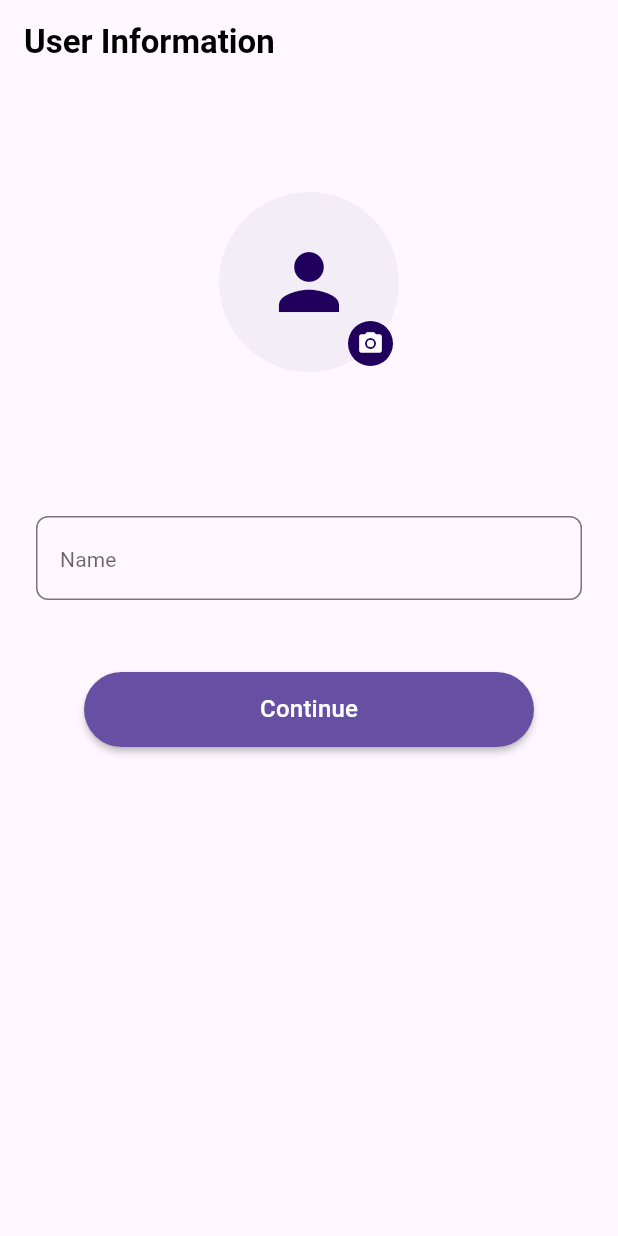
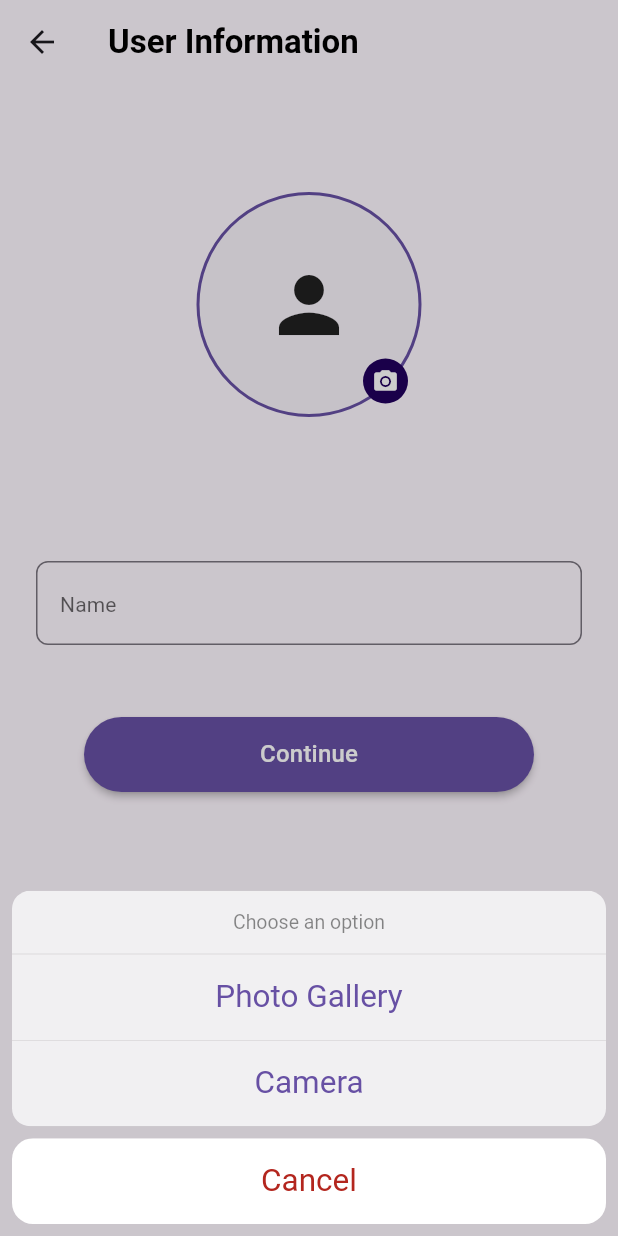
Before and after one commit to Naser-Sami/chatter, a Flutter app: the UserInformationScreen screen opened by its route, after a tap on the "camera alt" icon, on a phone screen of 412 x 824 dp. Run offline on Flutter 3.47's test engine with Material 3 defaults, Android fonts, the phone set to English and light mode, and no system bars; our stand-ins replace cloud_firestore, country_picker, delightful_toast, dio, equatable, firebase_auth and 14 more; accounts and stored records are empty.

Commit message:
C H A T T E R

```diff
--- a/lib/app/bloc_providers.dart
+++ b/lib/app/bloc_providers.dart
@@ -13,4 +13,7 @@ final providers = [
   BlocProvider<CountryPickerCubit>(
     create: (context) => sl<CountryPickerCubit>(),
   ),
+  BlocProvider<ImageCubit>(
+    create: (context) => sl<ImageCubit>(),
+  ),
 ];
--- a/lib/config/common/styles/_styles.dart
+++ b/lib/config/common/styles/_styles.dart
@@ -1 +1,2 @@
 export 'neumorphism/_neumorphism.dart';
+export 'back_arrow/_back_arrow.dart';
--- /dev/null
+++ b/lib/config/common/styles/back_arrow/_back_arrow.dart
@@ -0,0 +1,23 @@
+import 'package:flutter/material.dart';
+
+import '/core/_core.dart';
+
+class BackArrowWidget extends StatelessWidget {
+  const BackArrowWidget({super.key, required this.onPressed});
+
+  final void Function()? onPressed;
+
+  @override
+  Widget build(BuildContext context) {
+    return IconButton(
+      onPressed: onPressed,
+      icon: TDeviceUtils.isIOS()
+          ? const Icon(
+              Icons.arrow_back_ios_new,
+            )
+          : const Icon(
+              Icons.arrow_back,
+            ),
+    );
+  }
+}
--- a/lib/config/components/_components.dart
+++ b/lib/config/components/_components.dart
@@ -1,3 +1,4 @@
-export 'icon_with_text_component.dart';
 export 'error/error_page.dart';
 export 'layouts/_layouts.dart';
+export 'dialogs/_dialogs.dart';
+export 'icon_with_text_component.dart';
--- /dev/null
+++ b/lib/config/components/dialogs/_dialogs.dart
@@ -0,0 +1,2 @@
+export 'show_country_picker_bottom_sheet.dart';
+export 'image_picker/_image_picker.dart';
--- /dev/null
+++ b/lib/config/components/dialogs/image_picker/_image_picker.dart
@@ -0,0 +1,2 @@
+export 'image_picker_bottom_sheet.dart';
+export 'cubit/image_picker_cubit.dart';
--- /dev/null
+++ b/lib/config/components/dialogs/image_picker/cubit/image_picker_state.dart
@@ -0,0 +1,16 @@
+part of 'image_picker_cubit.dart';
+
+// State for ImageCubit
+abstract class ImageState {}
+
+class ImageInitial extends ImageState {}
+
+class ImageSelected extends ImageState {
+  final File image;
+  ImageSelected(this.image);
+}
+
+class ImageError extends ImageState {
+  final String message;
+  ImageError(this.message);
+}
--- /dev/null
+++ b/lib/config/components/dialogs/image_picker/image_picker_bottom_sheet.dart
@@ -0,0 +1,46 @@
+// Function to show options for image source selection
+import 'package:flutter/cupertino.dart';
+import 'package:flutter/material.dart';
+import 'package:flutter_bloc/flutter_bloc.dart';
+
+import '/config/_config.dart';
+
+Future<void> showImagePickerOptions(BuildContext context) async {
+  showCupertinoModalPopup(
+    context: context,
+    builder: (context) => CupertinoActionSheet(
+      title: const TextWidget('Choose an option'),
+      actions: [
+        CupertinoActionSheetAction(
+          child: const Text('Photo Gallery'),
+          onPressed: () {
+            // Close the options modal
+            Navigator.of(context).pop();
+            // Get image from gallery using Cubit
+            context.read<ImageCubit>().getImageFromGallery();
+          },
+        ),
+        CupertinoActionSheetAction(
+          child: const TextWidget('Camera'),
+          onPressed: () {
+            // Close the options modal
+            Navigator.of(context).pop();
+            // Get image from camera using Cubit
+            context.read<ImageCubit>().getImageFromCamera();
+          },
+        ),
+      ],
+      cancelButton: CupertinoActionSheetAction(
+        child: TextWidget(
+          'Cancel',
+          style: TextStyle(
+            color: Theme.of(context).colorScheme.error,
+          ),
+        ),
+        onPressed: () {
+          Navigator.of(context).pop();
+        },
+      ),
+    ),
+  );
+}
--- a/lib/core/services/di/di.dart
+++ b/lib/core/services/di/di.dart
@@ -36,6 +36,10 @@ class DI {
       () => LoginCubit(),
     );
 
+    sl.registerLazySingleton<ImageCubit>(
+      () => ImageCubit(),
+    );
+
     // LOCAL STORAGE
 
     // Firebase
--- a/lib/features/authentication/data/repo_impl/firebase_auth_service.dart
+++ b/lib/features/authentication/data/repo_impl/firebase_auth_service.dart
@@ -38,11 +38,7 @@ class FirebaseAuthService implements IFirebaseAuthService {
         codeAutoRetrievalTimeout: (String verificationId) {},
       );
     } catch (e) {
-      THelperFunctions.showToastBar(
-        NavigationService.navigatorKey.currentContext!,
-        color: Theme.of(NavigationService.navigatorKey.currentContext!).colorScheme.errorContainer,
-        TextWidget(e.toString()),
-      );
+      throw Exception(e.toString());
     }
   }
 
--- a/lib/features/authentication/presentation/controllers/bloc/authentication_bloc.dart
+++ b/lib/features/authentication/presentation/controllers/bloc/authentication_bloc.dart
@@ -16,10 +16,10 @@ class AuthenticationBloc extends Bloc<AuthenticationEvent, AuthenticationState>
     on<OtpVerificationSuccessEvent>(_onSuccess);
   }
 
-  void _onLoginButtonPressed(LoginButtonPressedEvent event, Emitter<AuthenticationState> emit) {
+  Future<void> _onLoginButtonPressed(LoginButtonPressedEvent event, Emitter<AuthenticationState> emit) async {
     emit(LoginLoading());
     try {
-      firebaseAuthService.signInWithPhoneNumber(event.phoneNumber);
+      await firebaseAuthService.signInWithPhoneNumber(event.phoneNumber);
       emit(LoginSuccess());
     } catch (e) {
       emit(LoginFailure(error: e.toString()));
--- a/lib/features/authentication/presentation/screen/user_information.dart
+++ b/lib/features/authentication/presentation/screen/user_information.dart
@@ -3,6 +3,7 @@ import 'package:rounded_loading_button_plus/rounded_loading_button.dart';
 
 import '/core/_core.dart';
 import '/config/_config.dart';
+import '/features/_features.dart';
 
 class UserInformationScreen extends StatefulWidget {
   const UserInformationScreen({super.key});
@@ -34,6 +35,9 @@ class _UserInformationScreenState extends State<UserInformationScreen> {
     return Scaffold(
       appBar: AppBar(
         automaticallyImplyLeading: false,
+        leading: BackArrowWidget(
+          onPressed: () => Navigator.pop(context),
+        ),
         title: Text(
           'User Information',
           style: Theme.of(context).textTheme.titleLarge,
@@ -48,39 +52,7 @@ class _UserInformationScreenState extends State<UserInformationScreen> {
               crossAxisAlignment: CrossAxisAlignment.center,
               children: [
                 TSize.s48.toHeight,
-                Stack(
-                  children: [
-                    CircleAvatar(
-                      radius: 60,
-                      backgroundColor: context.theme.colorScheme.surfaceContainer,
-                      child: const Icon(
-                        Icons.person,
-                        size: 60,
-                      ),
-                    ),
-                    Positioned(
-                      bottom: -5,
-                      right: -5,
-                      child: IconButton(
-                        onPressed: () {},
-                        padding: EdgeInsets.zero,
-                        icon: Container(
-                          height: 30,
-                          width: 30,
-                          decoration: BoxDecoration(
-                            color: context.theme.colorScheme.onPrimaryContainer,
-                            shape: BoxShape.circle,
-                          ),
-                          child: Icon(
-                            Icons.camera_alt,
-                            size: 18,
-                            color: context.theme.colorScheme.onPrimary,
-                          ),
-                        ),
-                      ),
-                    ),
-                  ],
-                ),
+                const ProfileImagePickerWidget(),
                 TSize.s96.toHeight,
                 TextFormField(
                   controller: _nameController,
--- a/lib/features/authentication/presentation/widgets/_widgets.dart
+++ b/lib/features/authentication/presentation/widgets/_widgets.dart
@@ -1 +1,2 @@
 export 'login_widgets/_login_widgets.dart';
+export 'profile_image_picker.dart';
--- a/lib/features/authentication/presentation/widgets/login_widgets/login_forms_widget.dart
+++ b/lib/features/authentication/presentation/widgets/login_widgets/login_forms_widget.dart
@@ -59,7 +59,7 @@ class _LoginFormsWidgetState extends State<LoginFormsWidget> {
             alignment: Alignment.center,
             width: TSize.s48 * 1.65,
             child: InkWell(
-              onTap: () => TFunctions.showCountryPickerBottomSheet(context),
+              onTap: () => showCountryPickerBottomSheet(context),
               child: BlocBuilder<CountryPickerCubit, Country>(
                 builder: (context, state) {
                   phoneCode = state.phoneCode;
--- /dev/null
+++ b/lib/features/authentication/presentation/widgets/profile_image_picker.dart
@@ -0,0 +1,100 @@
+import 'package:flutter/material.dart';
+import 'package:flutter_bloc/flutter_bloc.dart';
+
+import '/core/_core.dart';
+import '/config/_config.dart';
+
+class ProfileImagePickerWidget extends StatelessWidget {
+  const ProfileImagePickerWidget({
+    super.key,
+  });
+
+  @override
+  Widget build(BuildContext context) {
+    return Stack(
+      children: [
+        BlocBuilder<ImageCubit, ImageState>(
+          builder: (context, state) {
+            if (state is ImageInitial) {
+              return Container(
+                width: 150,
+                height: 150,
+                decoration: BoxDecoration(
+                  color: context.theme.colorScheme.surfaceContainerLow,
+                  borderRadius: BorderRadius.circular(100),
+                  border: Border.all(
+                    color: context.theme.colorScheme.primary,
+                    width: 2,
+                  ),
+                ),
+                child: const Icon(
+                  Icons.person,
+                  size: 60,
+                ),
+              );
+            } else if (state is ImageSelected) {
+              return Container(
+                width: 150,
+                height: 150,
+                decoration: BoxDecoration(
+                  borderRadius: BorderRadius.circular(100),
+                  border: Border.all(
+                    color: context.theme.colorScheme.primary,
+                    width: 2,
+                  ),
+                ),
+                child: ClipRRect(
+                  borderRadius: BorderRadius.circular(100),
+                  child: Image.file(
+                    state.image,
+                    fit: BoxFit.cover,
+                  ),
+                ),
+              );
+            } else if (state is ImageError) {
+              return Container(
+                width: 150,
+                height: 150,
+                decoration: BoxDecoration(
+                  borderRadius: BorderRadius.circular(100),
+                  border: Border.all(
+                    color: context.theme.colorScheme.error,
+                    width: 2,
+                  ),
+                ),
+                alignment: Alignment.center,
+                child: TextWidget(
+                  state.message,
+                  maxLines: 2,
+                  textAlign: TextAlign.center,
+                ),
+              );
+            }
+            return const SizedBox();
+          },
+        ),
+        Positioned(
+          bottom: 0,
+          right: 0,
+          child: IconButton(
+            onPressed: () => showImagePickerOptions(context),
+            padding: EdgeInsets.zero,
+            icon: Container(
+              height: 30,
+              width: 30,
+              decoration: BoxDecoration(
+                color: context.theme.colorScheme.onPrimaryContainer,
+                shape: BoxShape.circle,
+              ),
+              child: Icon(
+                Icons.camera_alt,
+                size: 18,
+                color: context.theme.colorScheme.onPrimary,
+              ),
+            ),
+          ),
+        ),
+      ],
+    );
+  }
+}
```
Also changed, not shown: lib/config/components/dialogs/image_picker/cubit/image_picker_cubit.dart (added, +38 -0 lines), lib/config/components/dialogs/show_country_picker_bottom_sheet.dart (added, +23 -0 lines), lib/core/utils/functions/functions.dart (+0 -19 lines), 1 other file.
